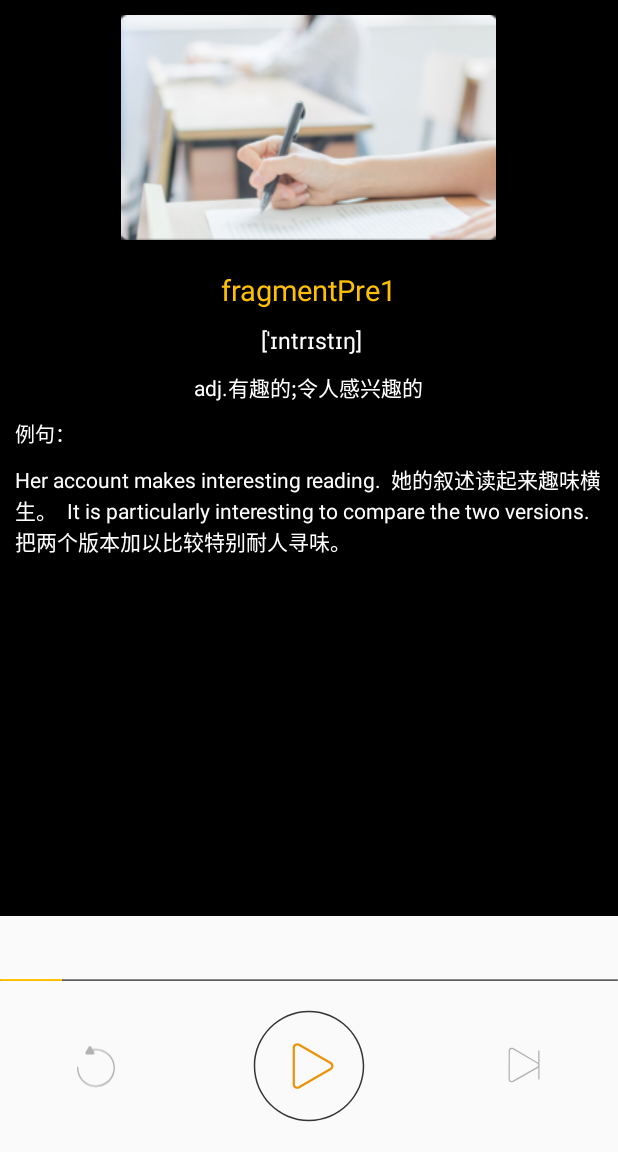
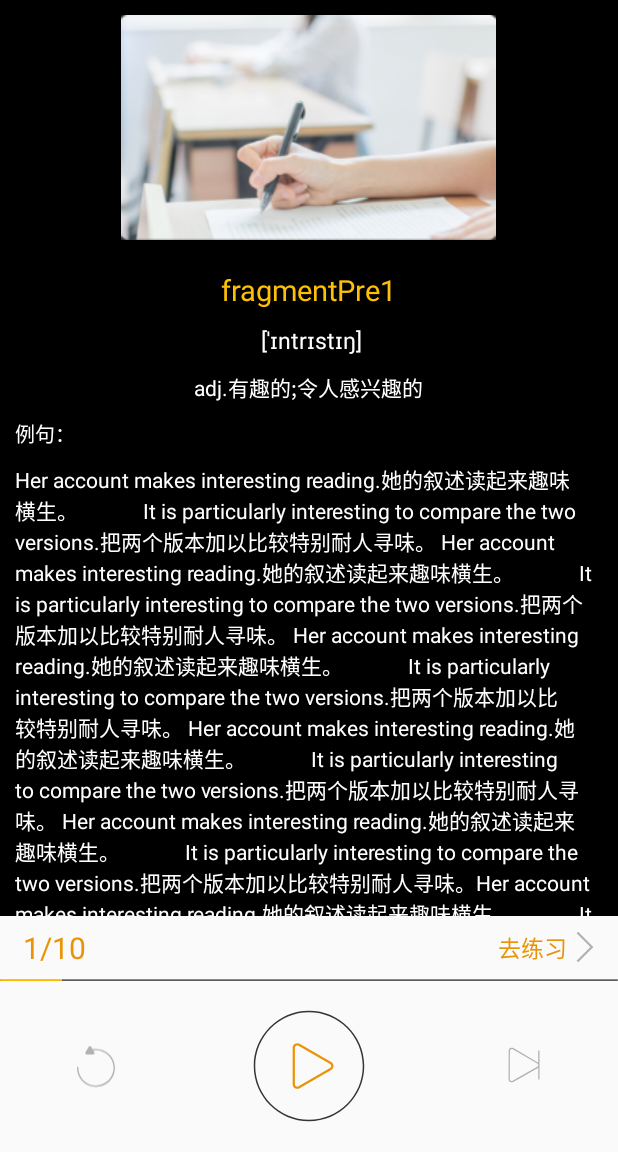
Before and after one commit to a2012s/MyApplication, an Android app: the screen it shows after launch (WordsActivity), on a phone screen of 412 x 824 dp, the part 84-1236 px from its top. Run offline under Robolectric (Android 15) with nearby library versions, the phone set to English and light mode, and no system bars; our stand-ins replace EventBus; libraries missing offline, so code that uses them is left out: com.tencent.bugly; 2 statements that could not run were skipped.

Commit message:
添加滚动布局

```diff
--- a/app/src/main/java/com/example/wang/myapplication/testWords/WordsActivity.java
+++ b/app/src/main/java/com/example/wang/myapplication/testWords/WordsActivity.java
@@ -11,6 +11,7 @@ import android.support.v7.widget.AppCompatImageView;
 import android.util.Log;
 import android.view.View;
 import android.widget.ProgressBar;
+import android.widget.TextView;
 import android.widget.Toast;
 
 
@@ -32,6 +33,7 @@ public class WordsActivity extends AppCompatActivity {
 
     private ProgressBar mProgressBarHorizontal;
 
+    private TextView tv_left, tv_right;
 
     private AppCompatImageView iv_next, iv_replay, iv_play;
 
@@ -52,11 +54,14 @@ public class WordsActivity extends AppCompatActivity {
     private void initView() {
         iv_next = findViewById(R.id.iv_next);
         mProgressBarHorizontal = findViewById(R.id.pb_w);
+        tv_left = findViewById(R.id.tv_left);
+        tv_right = findViewById(R.id.tv_right);
+
+
         iv_next.setOnClickListener(new View.OnClickListener() {
             @Override
             public void onClick(View view) {
-
-
+                tv_left.setText(num+"/"+wordsCount);
                 if (num >= wordsCount) {
                     Toast.makeText(WordsActivity.this, "完成了", Toast.LENGTH_SHORT).show();
                 } else {
--- /dev/null
+++ b/app/src/main/res/drawable/ic_to_right.xml
@@ -0,0 +1,4 @@
+<vector android:height="24dp" android:viewportHeight="1024"
+    android:viewportWidth="1024" android:width="24dp" xmlns:android="http://schemas.android.com/apk/res/android">
+    <path android:fillColor="#B2B2B2" android:pathData="M706.56,468.99l-389.12,-391.17 -45.06,43.01L663.55,512 272.38,903.17l45.06,43.01L751.62,512z"/>
+</vector>
--- a/app/src/main/res/layout/fragment_words_ll.xml
+++ b/app/src/main/res/layout/fragment_words_ll.xml
@@ -1,5 +1,9 @@
 <?xml version="1.0" encoding="utf-8"?>
-<LinearLayout xmlns:android="http://schemas.android.com/apk/res/android"
+<ScrollView xmlns:android="http://schemas.android.com/apk/res/android"
+    android:layout_width="match_parent"
+    android:layout_height="match_parent">
+
+    <LinearLayout
         android:layout_width="match_parent"
         android:layout_height="match_parent"
         android:background="@android:color/black"
@@ -63,15 +67,32 @@
             android:layout_marginLeft="10dp"
             android:layout_marginRight="10dp"
             android:layout_marginTop="10dp"
-        android:text="Her account makes interesting reading.
+            android:text="Her account makes interesting reading.她的叙述读起来趣味横生。
+            It is particularly interesting to compare the two versions.把两个版本加以比较特别耐人寻味。
+Her account makes interesting reading.她的叙述读起来趣味横生。
+            It is particularly interesting to compare the two versions.把两个版本加以比较特别耐人寻味。
+Her account makes interesting reading.她的叙述读起来趣味横生。
+            It is particularly interesting to compare the two versions.把两个版本加以比较特别耐人寻味。
+Her account makes interesting reading.她的叙述读起来趣味横生。
+            It is particularly interesting to compare the two versions.把两个版本加以比较特别耐人寻味。
+Her account makes interesting reading.她的叙述读起来趣味横生。
+            It is particularly interesting to compare the two versions.把两个版本加以比较特别耐人寻味。Her account makes interesting reading.她的叙述读起来趣味横生。
+            It is particularly interesting to compare the two versions.把两个版本加以比较特别耐人寻味。
+            Her account makes interesting reading.她的叙述读起来趣味横生。
+            It is particularly interesting to compare the two versions.把两个版本加以比较特别耐人寻味。Her account makes interesting reading.她的叙述读起来趣味横生。
+            It is particularly interesting to compare the two versions.把两个版本加以比较特别耐人寻味。Her account makes interesting reading.她的叙述读起来趣味横生。
+            It is particularly interesting to compare the two versions.把两个版本加以比较特别耐人寻味。Her account makes interesting reading.她的叙述读起来趣味横生。
+            It is particularly interesting to compare the two versions.把两个版本加以比较特别耐人寻味。Her account makes interesting reading.她的叙述读起来趣味横生。
+            It is particularly interesting to compare the two versions.把两个版本加以比较特别耐人寻味。
 
-她的叙述读起来趣味横生。
 
-It is particularly interesting to compare the two versions.
 
-把两个版本加以比较特别耐人寻味。"
+
+
+"
             android:textColor="@android:color/white"
             android:textSize="14sp" />
 
 
     </LinearLayout>
+</ScrollView>
--- a/app/src/main/res/layout/words_bottomer.xml
+++ b/app/src/main/res/layout/words_bottomer.xml
@@ -6,6 +6,34 @@
     android:layout_width="match_parent"
     android:layout_height="157dp"
     tools:context="com.example.wang.myapplication.testWords.WordsActivity">
+
+    <TextView
+        android:id="@+id/tv_left"
+        android:layout_width="wrap_content"
+        android:layout_height="42dp"
+        android:layout_marginLeft="15dp"
+        android:gravity="center_vertical"
+        android:text="1/10"
+        android:textColor="#EA9308"
+        android:textSize="20sp" />
+
+    <TextView
+        android:id="@+id/tv_right"
+        android:layout_width="wrap_content"
+        android:layout_height="42dp"
+        android:layout_alignParentEnd="true"
+        android:layout_alignParentTop="true"
+        android:layout_centerVertical="true"
+        android:layout_marginRight="10dp"
+        android:background="?android:attr/selectableItemBackground"
+        android:clickable="true"
+        android:drawableRight="@drawable/ic_to_right"
+        android:focusable="true"
+        android:gravity="center_vertical"
+        android:text="去练习"
+        android:textColor="#EA9308"
+        android:textSize="15sp" />
+
 
     <ProgressBar
         android:id="@+id/pb_w"
@@ -23,6 +51,8 @@
         android:layout_centerHorizontal="true"
         android:layout_marginTop="14dp"
         android:background="?android:attr/selectableItemBackground"
+        android:clickable="true"
+        android:focusable="true"
         android:padding="5dp"
         app:srcCompat="@drawable/ic_play" />
 
@@ -33,8 +63,9 @@
         android:layout_height="50dp"
         android:layout_marginLeft="40dp"
         android:layout_marginTop="75dp"
+        android:background="?android:attr/selectableItemBackground"
         android:clickable="true"
-        android:background="?android:attr/selectableItemBackground"
+        android:focusable="true"
         android:padding="10dp"
         app:srcCompat="@drawable/ic_re_play" />
 
@@ -46,6 +77,8 @@
         android:layout_marginRight="40dp"
         android:layout_marginTop="75dp"
         android:background="?android:attr/selectableItemBackground"
+        android:clickable="true"
+        android:focusable="true"
         android:padding="10dp"
         app:srcCompat="@drawable/ic_next" />
 
```
Lines whose indentation alone changed are shown as unchanged.
